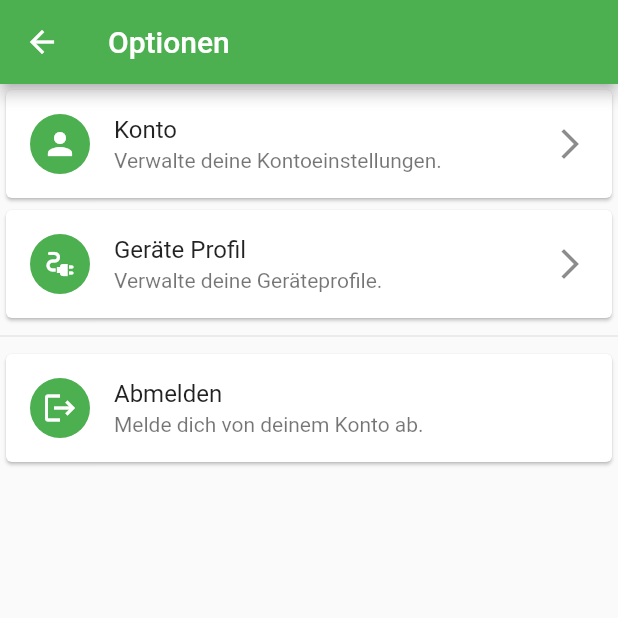
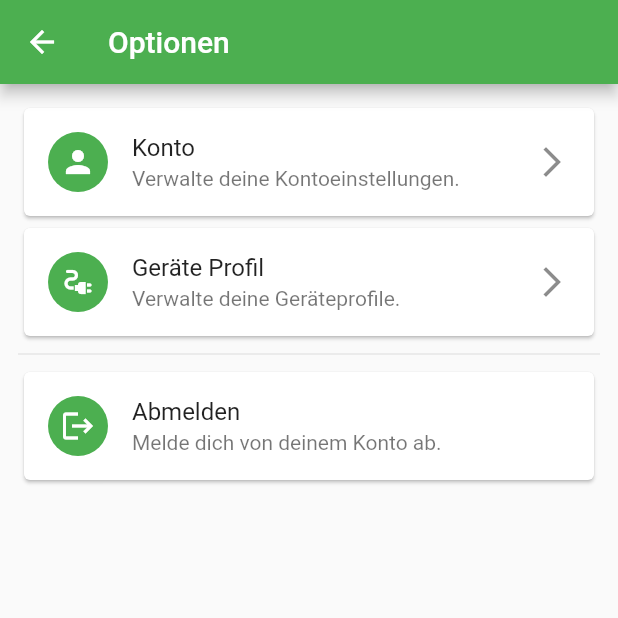
Before and after one commit to patrickfelschen/smartgrid-app, a Flutter app: the OptionScreen screen opened directly, on a phone screen of 412 x 824 dp, the top half of it. Run offline on Flutter 3.47's test engine with Material 2 defaults, Android fonts, the phone set to English and light mode, and no system bars; our stand-ins replace expandable, fl_chart, flutter_riverpod, freezed_annotation, hive_flutter, validators; accounts and stored records are empty.

Commit message:
padding and button size

```diff
--- a/lib/app/pages/option/option_screen.dart
+++ b/lib/app/pages/option/option_screen.dart
@@ -20,6 +20,7 @@ class OptionScreen extends ConsumerWidget {
         title: const Text("Optionen"),
       ),
       body: ListView(
+        padding: const EdgeInsets.all(12.0),
         children: [
           Card(
             child: ListTile(
--- a/lib/main_app.dart
+++ b/lib/main_app.dart
@@ -20,6 +20,12 @@ class MainApp extends StatelessWidget {
       ],
       theme: ThemeData(
         primarySwatch: Colors.green,
+        buttonTheme: const ButtonThemeData(height: 50.0),
+        elevatedButtonTheme: ElevatedButtonThemeData(
+          style: ButtonStyle(
+            minimumSize: MaterialStateProperty.all<Size>(const Size(10, 50)),
+          ),
+        ),
         //useMaterial3: true,
         //colorSchemeSeed: Colors.green,
       ),
```
